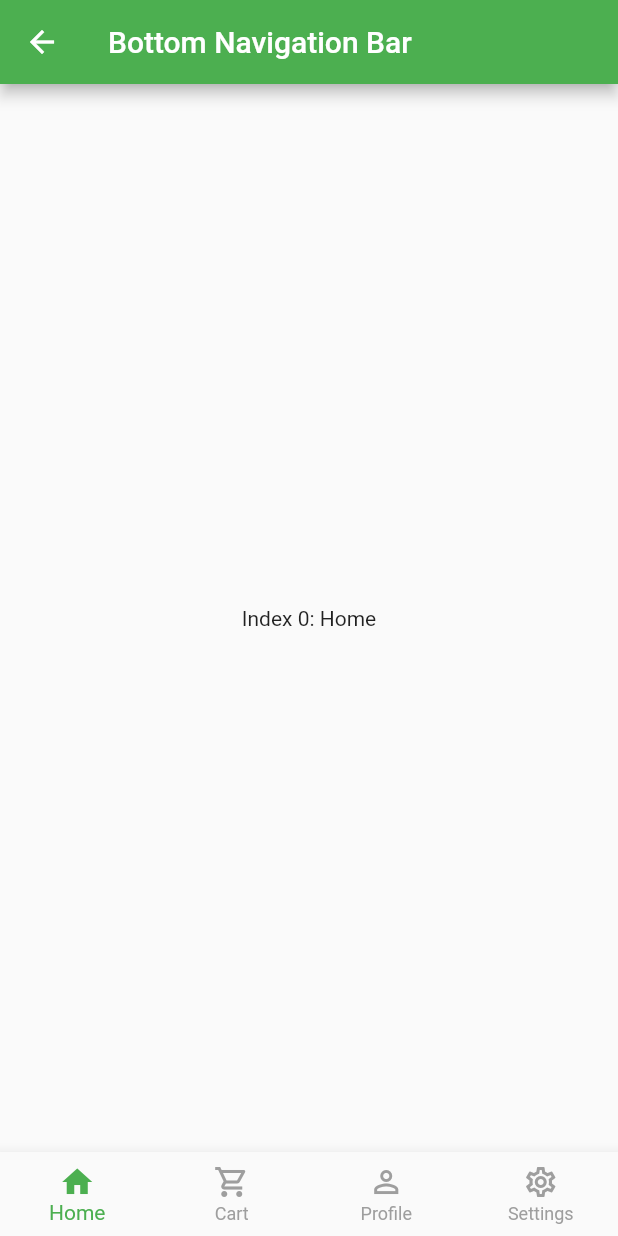
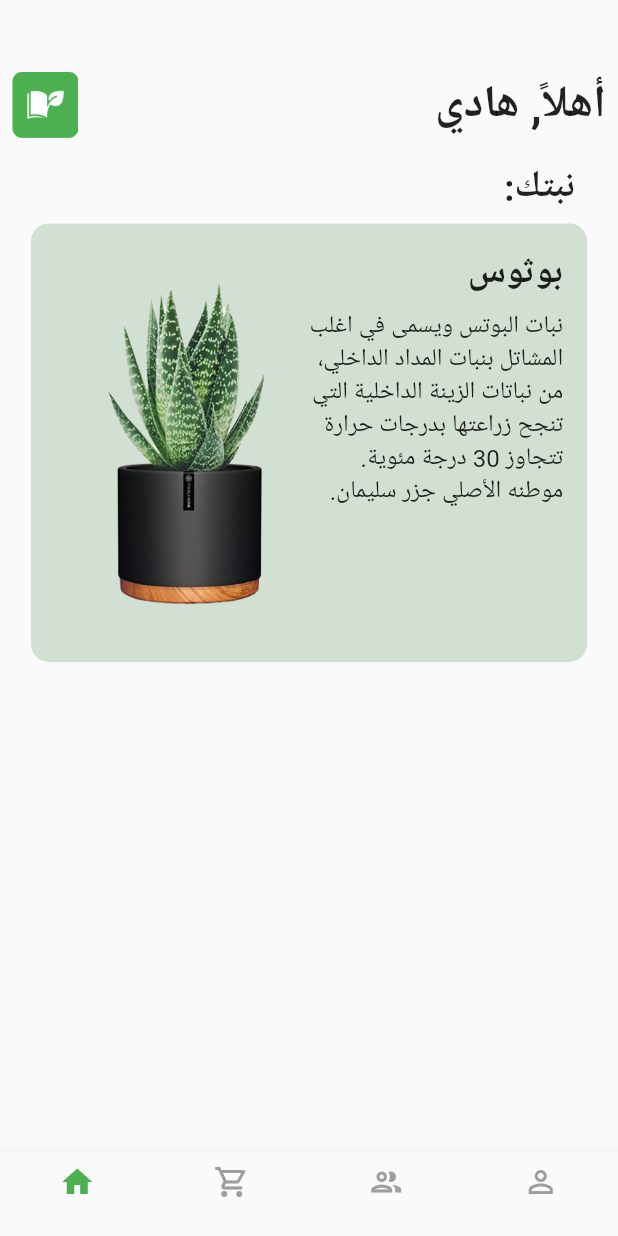
Before and after one commit to Hadi-Alsinan/winners_book_hackathon, a Flutter app: the screen it shows after launch, after a tap on "تسجيل الدخول", on a phone screen of 412 x 824 dp. Run offline on Flutter 3.47's test engine with Material 2 defaults, Android fonts, the phone set to English and light mode, and no system bars; our stand-ins replace google_fonts.

Commit message:
Add new assets and update login screen

```diff
--- /dev/null
+++ b/lib/HomePage/Screens/Entry.dart
@@ -0,0 +1,64 @@
+import 'package:flutter/material.dart';
+import 'package:google_fonts/google_fonts.dart';
+
+import 'HomePage.dart';
+
+class EntryPage extends StatefulWidget {
+  @override
+  _EntryPageState createState() => _EntryPageState();
+}
+
+class _EntryPageState extends State<EntryPage> {
+  int _selectedIndex = 0;
+
+  static  List<Widget> _widgetOptions = <Widget>[
+    HomePage(),
+    Text('Index 1: Cart'),
+    Text('Index 2: Profile'),
+    Text('Index 3: Settings'),
+  ];
+
+  void _onItemTapped(int index) {
+    setState(() {
+      _selectedIndex = index;
+    });
+  }
+
+  @override
+  Widget build(BuildContext context) {
+    return Scaffold(
+      body: Center(
+        child: _widgetOptions.elementAt(_selectedIndex),
+      ),
+      bottomNavigationBar: BottomNavigationBar(
+        type: BottomNavigationBarType.fixed,
+        items: const <BottomNavigationBarItem>[
+          BottomNavigationBarItem(
+            icon: Icon(Icons.home_outlined),
+            label: '',
+            activeIcon: Icon(Icons.home),
+          ),
+          BottomNavigationBarItem(
+            icon: Icon(Icons.shopping_cart_outlined),
+            label: '',
+            activeIcon: Icon(Icons.shopping_cart),
+          ),
+          BottomNavigationBarItem(
+            icon: Icon(Icons.group_outlined),
+            label: '',
+            activeIcon: Icon(Icons.group),
+          ),
+          BottomNavigationBarItem(
+            icon: Icon(Icons.person_outline),
+            label: '',
+            activeIcon: Icon(Icons.person),
+          ),
+        ],
+        currentIndex: _selectedIndex,
+        selectedItemColor: Colors.green,
+        unselectedItemColor: Colors.grey,
+        onTap: _onItemTapped,
+      ),
+    );
+  }
+}
--- a/lib/HomePage/Screens/HomePage.dart
+++ b/lib/HomePage/Screens/HomePage.dart
@@ -1,63 +1,69 @@
 import 'package:flutter/material.dart';
+import 'package:google_fonts/google_fonts.dart';
+import 'package:winners_book_hackathon/HomePage/Widgets/Plantcard.dart';
 
-class MyHomePage extends StatefulWidget {
+class HomePage extends StatefulWidget {
+  const HomePage({super.key});
+
   @override
-  _MyHomePageState createState() => _MyHomePageState();
+  State<HomePage> createState() => _HomePageState();
 }
 
-class _MyHomePageState extends State<MyHomePage> {
-  int _selectedIndex = 0;
-
-  static const List<Widget> _widgetOptions = <Widget>[
-    Text('Index 0: Home'),
-    Text('Index 1: Cart'),
-    Text('Index 2: Profile'),
-    Text('Index 3: Settings'),
-  ];
-
-  void _onItemTapped(int index) {
-    setState(() {
-      _selectedIndex = index;
-    });
-  }
-
+class _HomePageState extends State<HomePage> {
   @override
   Widget build(BuildContext context) {
     return Scaffold(
-      appBar: AppBar(
-        title: Text('Bottom Navigation Bar'),
+      appBar: PreferredSize(
+        preferredSize: const Size.fromHeight(100.0),
+        child: Container(
+          margin: const EdgeInsets.only(top: 40.0),
+          child: Padding(
+            padding: const EdgeInsets.all(8.0),
+            child: Row(
+              mainAxisAlignment: MainAxisAlignment.spaceBetween,
+              children: [
+                Image.asset(
+                  'assets/Logo/Logo-2.png',
+                ),
+                Text(
+                  'أهلاً, هادي',
+                  style: GoogleFonts.readexPro(
+                    fontSize: 30.0,
+                    fontWeight: FontWeight.bold,
+                  ),
+                ),
+              ],
+            ),
+          ),
+        ),
       ),
       body: Center(
-        child: _widgetOptions.elementAt(_selectedIndex),
-      ),
-      bottomNavigationBar: BottomNavigationBar(
-        type: BottomNavigationBarType.fixed,
-        items: const <BottomNavigationBarItem>[
-          BottomNavigationBarItem(
-            icon: Icon(Icons.home_outlined),
-            label: 'Home',
-            activeIcon: Icon(Icons.home),
+        child: Directionality(
+          textDirection: TextDirection.rtl,
+          child: Column(
+            crossAxisAlignment:
+                CrossAxisAlignment.start, // Align text to the right
+            children: [
+              Padding(
+                padding: const EdgeInsets.all(8.0),
+                child: Text(
+                  'نبتك:',
+                  style: GoogleFonts.readexPro(
+                    fontSize: 24.0,
+                    fontWeight: FontWeight.bold,
+                  ),
+                ),
+              ),
+              const PlantCard(
+                plantName: 'بوثوس',
+                plantDescription:
+                    'نبات البوتس ويسمى في اغلب المشاتل بنبات المداد الداخلي، من نباتات الزينة الداخلية التي تنجح زراعتها بدرجات حرارة تتجاوز 30 درجة مئوية. موطنه الأصلي جزر سليمان.',
+                plantImage: AssetImage('assets/Plants/Plant-1.png'),
+              ),
+              // Add more widgets or plant cards as needed
+            ],
           ),
-          BottomNavigationBarItem(
-            icon: Icon(Icons.shopping_cart_outlined),
-            label: 'Cart',
-            activeIcon: Icon(Icons.shopping_cart),
-          ),
-          BottomNavigationBarItem(
-            icon: Icon(Icons.person_outline),
-            label: 'Profile',
-            activeIcon: Icon(Icons.person),
-          ),
-          BottomNavigationBarItem(
-            icon: Icon(Icons.settings_outlined),
-            label: 'Settings',
-            activeIcon: Icon(Icons.settings),
-          ),
-        ],
-        currentIndex: _selectedIndex,
-        selectedItemColor: Colors.green,
-        unselectedItemColor: Colors.grey,
-        onTap: _onItemTapped,
+        ),
       ),
     );
   }
--- /dev/null
+++ b/lib/HomePage/Widgets/Plantcard.dart
@@ -0,0 +1,62 @@
+import 'package:flutter/material.dart';
+import 'package:google_fonts/google_fonts.dart';
+
+class PlantCard extends StatelessWidget {
+  final String plantName;
+  final String plantDescription;
+  final ImageProvider plantImage;
+
+  const PlantCard({
+    Key? key,
+    required this.plantName,
+    required this.plantDescription,
+    required this.plantImage,
+  }) : super(key: key);
+
+  @override
+  Widget build(BuildContext context) {
+    return Container(
+      padding: EdgeInsets.all(16.0),
+      width: MediaQuery.of(context).size.width * 0.9,
+      decoration: BoxDecoration(
+        color: Color(0xFFD2DFD3),
+        borderRadius: BorderRadius.circular(12),
+      ),
+      child: Row(
+        crossAxisAlignment: CrossAxisAlignment.start,
+        children: [
+          Expanded(
+            child: Directionality(
+              textDirection: TextDirection.rtl,
+              child: Column(
+                mainAxisSize: MainAxisSize.min,
+                crossAxisAlignment: CrossAxisAlignment.start,
+                children: [
+                  Text(
+                    plantName,
+                    style: GoogleFonts.readexPro(
+                      fontSize: 24,
+                      fontWeight: FontWeight.bold,
+                    ),
+                  ),
+                  const SizedBox(height: 8),
+                  Text(
+                    plantDescription,
+                    style: GoogleFonts.readexPro(fontSize: 16),
+                  ),
+                ],
+              ),
+            ),
+          ),
+          Image(
+            image: plantImage,
+            width: 150,
+            fit: BoxFit.cover,
+          ),
+          SizedBox(width: 16),
+
+        ],
+      ),
+    );
+  }
+}
--- /dev/null
+++ b/lib/HomePage/Widgets/ProgressBar.dart
@@ -0,0 +1,47 @@
+import 'package:flutter/material.dart';
+
+class CustomProgressBar extends StatelessWidget {
+  final double percentage;
+  final double barWidth = 200.0; // Width of the progress bar
+
+  CustomProgressBar({Key? key, required this.percentage}) : super(key: key);
+
+  @override
+  Widget build(BuildContext context) {
+    return Stack(
+      alignment: Alignment.center,
+      children: [
+        Container(
+          width: barWidth,
+          height: 20,
+          decoration: BoxDecoration(
+            color: Colors.grey[300],
+            borderRadius: BorderRadius.circular(10),
+          ),
+        ),
+        Container(
+          width: (percentage / 100) * barWidth,
+          height: 20,
+          decoration: BoxDecoration(
+            color: Colors.green,
+            borderRadius: BorderRadius.circular(10),
+          ),
+        ),
+        Positioned(
+          right: 0,
+          child: Container(
+            padding: EdgeInsets.symmetric(horizontal: 8, vertical: 2),
+            decoration: BoxDecoration(
+              color: Colors.green,
+              borderRadius: BorderRadius.circular(10),
+            ),
+            child: Text(
+              '$percentage%',
+              style: TextStyle(color: Colors.white),
+            ),
+          ),
+        ),
+      ],
+    );
+  }
+}
--- a/lib/Login/Screens/LoginScreen.dart
+++ b/lib/Login/Screens/LoginScreen.dart
@@ -1,7 +1,7 @@
 import 'package:flutter/material.dart';
 import 'package:google_fonts/google_fonts.dart';
 import 'package:winners_book_hackathon/CommonWidgets/CustomTextField.dart';
-import 'package:winners_book_hackathon/HomePage/Screens/HomePage.dart';
+import 'package:winners_book_hackathon/HomePage/Screens/Entry.dart';
 import 'package:winners_book_hackathon/Registeration/Screens/RegisterationScreen.dart';
 
 class LoginScreen extends StatelessWidget {
@@ -65,7 +65,7 @@ class LoginScreen extends StatelessWidget {
                   onPressed: () {
                     Navigator.of(context).push(
                       MaterialPageRoute(
-                          builder: (context) => MyHomePage()),
+                          builder: (context) => EntryPage()),
                     );
                   },
                   style: ElevatedButton.styleFrom(
--- a/pubspec.yaml
+++ b/pubspec.yaml
@@ -62,6 +62,7 @@ flutter:
   # To add assets to your application, add an assets section, like this:
   assets:
     - assets/Logo/
+    - assets/Plants/
 
   # An image asset can refer to one or more resolution-specific "variants", see
   # https://flutter.dev/assets-and-images/#resolution-aware
```
Also changed, not shown: assets/Logo/Logo-2.png (added), assets/Plants/Plant-1.png (added).
